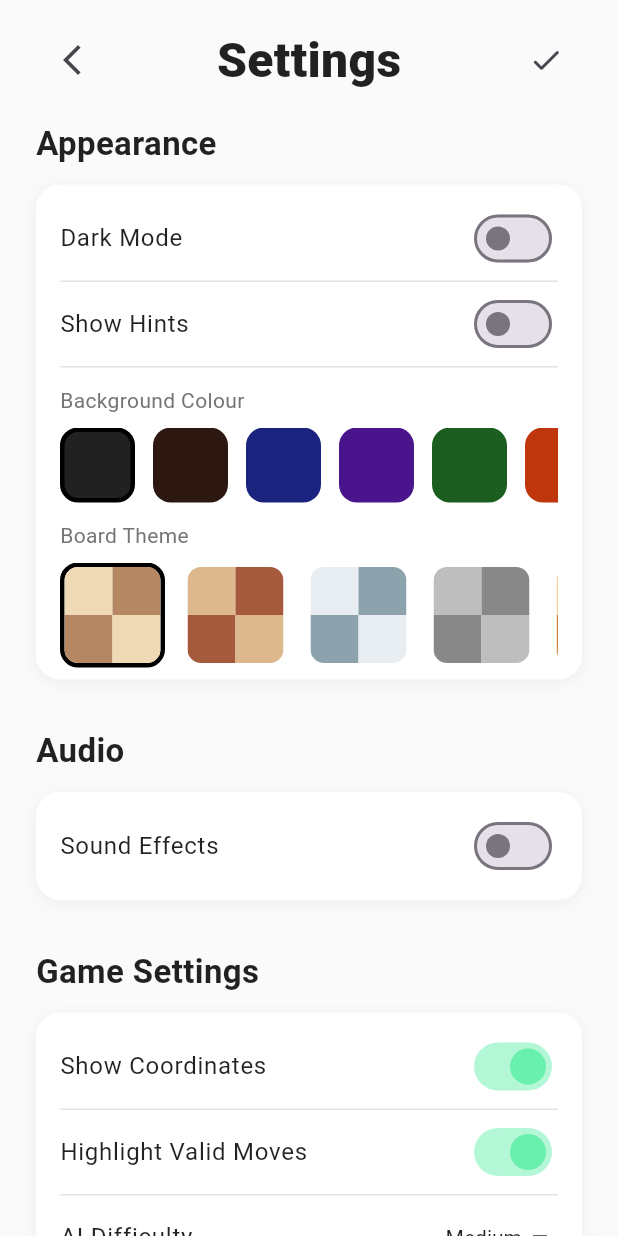
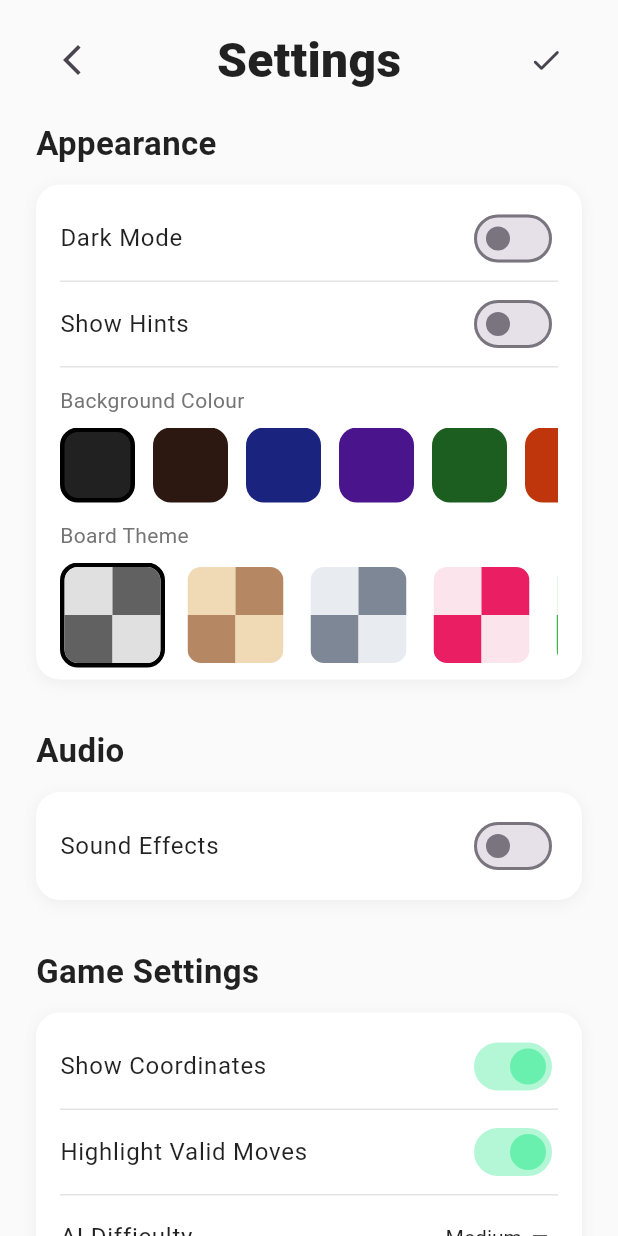
Before and after one commit to Suyog0-0/Chess, a Flutter app: the SettingsScreen screen opened directly with empty values, on a phone screen of 412 x 824 dp. Run offline on Flutter 3.47's test engine with Material 3 defaults, Android fonts, the phone set to English and light mode, and no system bars; our stand-ins replace audioplayers, confetti, shared_preferences; accounts and stored records are empty; Roboto replaces fonts that are missing (ChessFont).

Commit message:
Fixed bad ui for checkmate, Enhance UI of settings screen, Fix minor bracket error in sound_manager

```diff
--- a/lib/settings_screen.dart
+++ b/lib/settings_screen.dart
@@ -43,23 +43,26 @@ class _SettingsScreenState extends State<SettingsScreen> {
   int _selectedBackgroundColorIndex = 0;
   int _selectedBoardTheme = 0;
 
-  final List<Color> _backgroundColors = [
-    Colors.grey[900]!,
-    const Color(0xFF2C1810),
-    const Color(0xFF1A237E),
-    const Color(0xFF4A148C),
-    const Color(0xFF1B5E20),
-    const Color(0xFFBF360C),
-    Colors.teal[800]!,
-    Colors.brown[800]!,
+
+  final List<List<Color>> _boardThemes = [
+    [Colors.grey[300]!, Colors.grey[700]!], // Default
+    [const Color(0xFFF0D9B5), const Color(0xFFB58863)], // Classic wood
+    [const Color(0xFFE8EBF0), const Color(0xFF7D8796)], // Blue gray
+    [const Color(0xFFFCE4EC), const Color(0xFFE91E63)], // Pink
+    [const Color(0xFFE8F5E8), const Color(0xFF4CAF50)], // Green
+    [const Color(0xFFFFF3E0), const Color(0xFFFF9800)], // Orange
   ];
 
-  final List<List<Color>> _boardThemes = [
-    [const Color(0xFFF0D9B5), const Color(0xFFB58863)],
-    [const Color(0xFFDDB88C), const Color(0xFFA55A3E)],
-    [const Color(0xFFE8EDF2), const Color(0xFF8CA2AD)],
-    [const Color(0xFFBEBEBE), const Color(0xFF888888)],
-    [const Color(0xFFFFCE9E), const Color(0xFFD18B47)],
+
+  final List<Color> _backgroundColors = [
+    Colors.grey[900]!, // Default dark (index 0)
+    const Color(0xFF2C1810), // Dark wood (index 1)
+    const Color(0xFF1A237E), // Deep blue (index 2)
+    const Color(0xFF4A148C), // Deep purple (index 3)
+    const Color(0xFF1B5E20), // Deep green (index 4)
+    const Color(0xFFBF360C), // Deep orange (index 5)
+    Colors.teal[800]!, // Teal (index 6)
+    Colors.brown[800]!, // Brown (index 7)
   ];
 
   /* ------------------------------------------
--- a/lib/sound_manager.dart
+++ b/lib/sound_manager.dart
@@ -26,9 +26,9 @@ class SoundManager {
           ),
           iOS: AudioContextIOS(
             category: AVAudioSessionCategory.playback,
-            options: const [
+            options: const {
               AVAudioSessionOptions.mixWithOthers,
-            ],
+            },
           ),
         ));
       }
```
Also changed, not shown: lib/components/square.dart (+8 -36 lines), lib/game_board.dart (+85 -103 lines).
